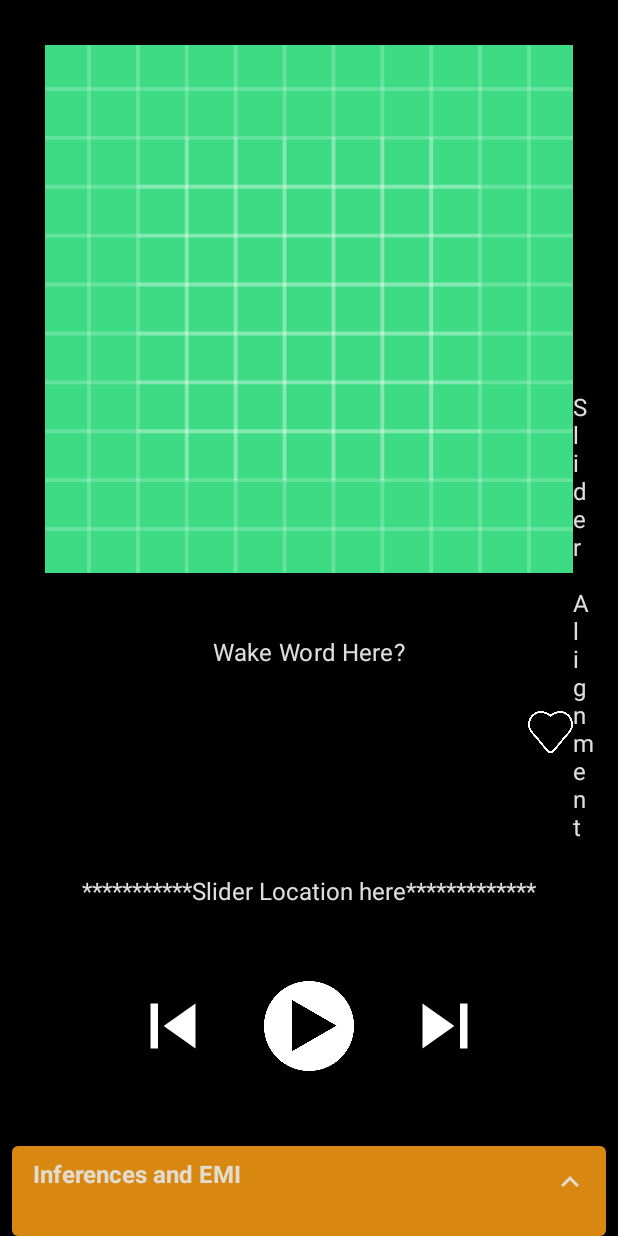
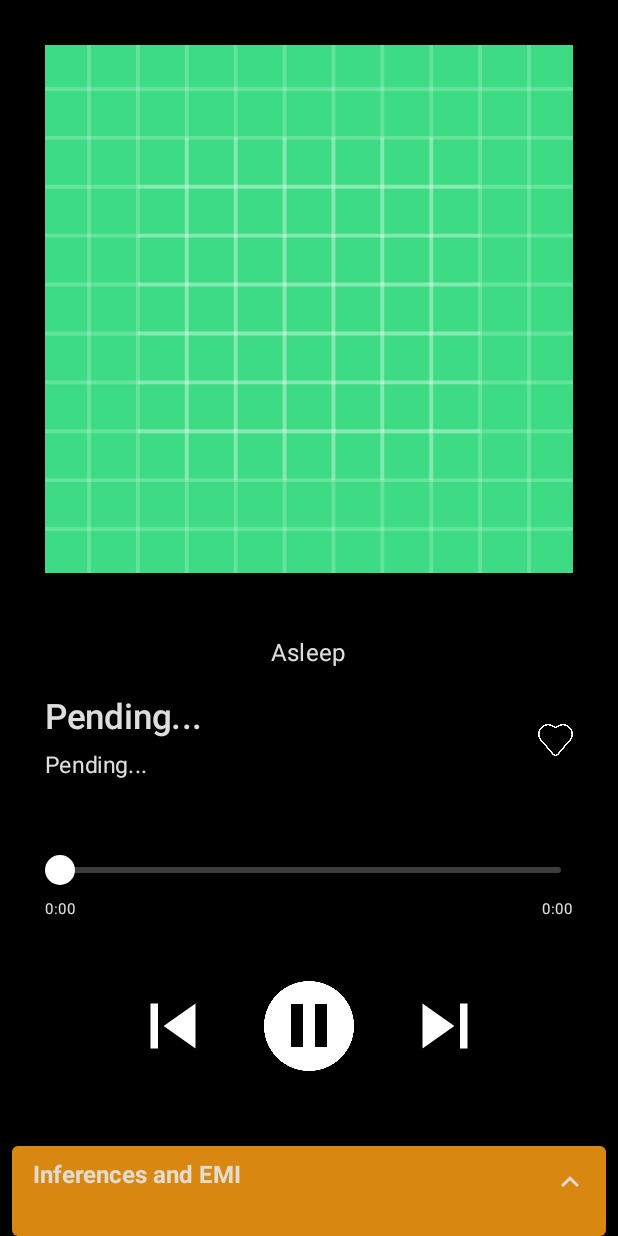
Before and after one commit to pisontechnology/AndroidSpotifyDemo, an Android app built with Jetpack Compose: the screen it shows after launch (MainActivity), on a phone screen of 412 x 824 dp. Run offline under Robolectric (Android 15) with nearby library versions, the light colour scheme and no system bars; libraries missing offline, so code that uses them is left out: com.badoo.reaktive, com.pison.core, com.spotify.android, com.spotify.protocol; pictures from the network do not load; 5 statements that could not run were skipped.

Commit message:
Backing up current UI progress

```diff
--- a/SpotifyVulcanControl/app/build.gradle
+++ b/SpotifyVulcanControl/app/build.gradle
@@ -82,6 +82,7 @@ dependencies {
     implementation 'com.google.guava:listenablefuture:9999.0-empty-to-avoid-conflict-with-guava' // this need to stop some duplacate problem
     implementation files('libs/spotify-app-remote-release-0.7.2.aar')
     implementation 'com.spotify.android:auth:1.2.5' // Maven dependency
+    implementation "com.badoo.reaktive:reaktive-testing:1.2.0"
     testImplementation 'junit:junit:4.13.2'
     androidTestImplementation 'androidx.test.ext:junit:1.1.3'
     androidTestImplementation 'androidx.test.espresso:espresso-core:3.4.0'
--- a/SpotifyVulcanControl/app/src/main/java/com/example/spotifyvulcancontrol/Application.kt
+++ b/SpotifyVulcanControl/app/src/main/java/com/example/spotifyvulcancontrol/Application.kt
@@ -10,6 +10,8 @@ class Application : Application() {
     companion object {
         lateinit var sdk: PisonRemoteServer
         lateinit var spotifyAppRemote: SpotifyAppRemote
+        var isLiked = false
+        var wakeword = false
     }
 
     override fun onCreate() {
--- a/SpotifyVulcanControl/app/src/main/java/com/example/spotifyvulcancontrol/DeviceService.kt
+++ b/SpotifyVulcanControl/app/src/main/java/com/example/spotifyvulcancontrol/DeviceService.kt
@@ -41,10 +41,12 @@ private const val HAPTIC_PULSE = 2
 private const val HAPTIC_BURST = 3
 private const val HAPTIC_OFF = 0
 
+// Make a sound when it unlocks
 private const val DURATION_MS_DEFAULT = 245
-private const val INTENSITY_UnlockLock = 100
-private const val INTENSITY_BASIC = 70
-private const val NUMBER_DEFAULT_UnlockLock = 2
+private const val INTENSITY_UnlockLock = 100 // Change over time first is heavy then medium then light
+private const val INTENSITY_BASIC = 60
+private const val NUMBER_DEFAULT_Unlock = 2
+private const val NUMBER_DEFAULT_Lock = 3
 private const val NUMBER_DEFAULT_BASIC = 1
 
 private const val INCREASE_DELAY = 100
@@ -76,7 +78,7 @@ class DeviceService: Service(){
     val errorReceived: LiveData<Throwable>
         get() = _errorReceived
 
-    private var wakeword = false
+    //private var wakeword = false
     private var isPlaying = false
     private var isUpward = false
     private var isDownward = false
@@ -228,15 +230,15 @@ class DeviceService: Service(){
                     Log.d(TAG, "$GESTURES_TAG $gesture")
                     //print(gesture)
                     if (gesture == "SHAKE_N_INEH"){
-                        wakeword = !wakeword
-                        if(wakeword){
+                        Application.wakeword = !Application.wakeword
+                        if(Application.wakeword){
                             println("WOKE UP")
                             debounce = true
                             sendHaptic(
                                 HAPTIC_BURST,
                                 DURATION_MS_DEFAULT,
                                 INTENSITY_UnlockLock,
-                                NUMBER_DEFAULT_UnlockLock
+                                NUMBER_DEFAULT_Unlock
                             )
                         }else{
                             println("NAP TIME")
@@ -246,11 +248,11 @@ class DeviceService: Service(){
                                 HAPTIC_BURST,
                                 DURATION_MS_DEFAULT,
                                 INTENSITY_UnlockLock,
-                                NUMBER_DEFAULT_UnlockLock
+                                NUMBER_DEFAULT_Lock
                             )
                         }
                     }
-                    if (wakeword) {
+                    if (Application.wakeword) {
                         if(gesture == "DEBOUNCE_LDA_INEH"){
                             isIndexed = true // trigger user is Indexing at the moment
                         }
@@ -260,7 +262,7 @@ class DeviceService: Service(){
                             isIndexed = false
                             debounce = true
                             println("Liked Song")
-
+                            Application.isLiked = true
                             // Adding song to liked songs
                             Application.spotifyAppRemote.playerApi.playerState.setResultCallback {
                                 if(it.track.name != null){
@@ -280,7 +282,7 @@ class DeviceService: Service(){
                             isIndexed = false
                             debounce = true
                             println("Unliked Song")
-
+                            Application.isLiked = false
                             // removing song from liked songs
                             Application.spotifyAppRemote.playerApi.playerState.setResultCallback {
                                 if(it.track.name != null){
@@ -301,6 +303,12 @@ class DeviceService: Service(){
                             debounce = true
                             println("Play Next Song")
                             Application.spotifyAppRemote.playerApi.skipNext()
+                            sendHaptic(
+                                HAPTIC_BURST,
+                                DURATION_MS_DEFAULT,
+                                INTENSITY_BASIC,
+                                NUMBER_DEFAULT_BASIC
+                            )
                         }
                         else if(gesture == "INEH_SWIPE_LEFT"){
                             // skip to previous song
@@ -308,6 +316,12 @@ class DeviceService: Service(){
                             debounce = true
                             println("Play Prev Song")
                             Application.spotifyAppRemote.playerApi.skipPrevious()
+                            sendHaptic(
+                                HAPTIC_BURST,
+                                DURATION_MS_DEFAULT,
+                                INTENSITY_BASIC,
+                                NUMBER_DEFAULT_BASIC
+                            )
                         }
                         else if(gesture == "INEH_SWIPE_UP"){
                             // Swipe up will increase volume set amount
@@ -315,6 +329,12 @@ class DeviceService: Service(){
                             swipedUp = true // trigger hold functionality
                             println("Increase Volume")
                             audioManager.adjustVolume(AudioManager.ADJUST_RAISE, AudioManager.FLAG_PLAY_SOUND)
+                            sendHaptic(
+                                HAPTIC_BURST,
+                                DURATION_MS_DEFAULT,
+                                INTENSITY_BASIC,
+                                NUMBER_DEFAULT_BASIC
+                            )
                         }
                         else if(gesture == "INEH_SWIPE_DOWN"){
                             // Swipe down will decrease volume set amount
@@ -322,6 +342,12 @@ class DeviceService: Service(){
                             swipedDown = true // trigger hold functionality
                             println("Decrease Volume")
                             audioManager.adjustVolume(AudioManager.ADJUST_LOWER, AudioManager.FLAG_SHOW_UI)
+                            sendHaptic(
+                                HAPTIC_BURST,
+                                DURATION_MS_DEFAULT,
+                                INTENSITY_BASIC,
+                                NUMBER_DEFAULT_BASIC
+                            )
                         }
                         /*else if(gesture == "DEBOUNCE_LDA_FHEH"){
                             isIndexed = false
@@ -389,6 +415,7 @@ class DeviceService: Service(){
                             swipedDown = false
                             swipedUp = false
                         }
+                        //MainActivity().updateUI()
                     }
                 },
                 onError = { throwable ->
--- a/SpotifyVulcanControl/app/src/main/java/com/example/spotifyvulcancontrol/MainActivity.kt
+++ b/SpotifyVulcanControl/app/src/main/java/com/example/spotifyvulcancontrol/MainActivity.kt
@@ -5,7 +5,9 @@ import android.content.Context
 import android.content.Intent
 import android.content.ServiceConnection
 import android.content.res.Configuration.UI_MODE_NIGHT_YES
+import android.graphics.Bitmap
 import android.media.AudioManager
+import android.media.Image
 import android.os.*
 import android.util.Log
 import androidx.activity.ComponentActivity
@@ -24,12 +26,7 @@ import androidx.compose.material.*
 import androidx.compose.material.icons.Icons.Filled
 import androidx.compose.material.icons.filled.ExpandLess
 import androidx.compose.material.icons.filled.ExpandMore
-import androidx.compose.runtime.Composable
-import androidx.compose.runtime.getValue
-import androidx.compose.runtime.mutableStateOf
-import androidx.compose.runtime.remember
 import androidx.compose.runtime.saveable.rememberSaveable
-import androidx.compose.runtime.setValue
 import androidx.compose.ui.Alignment
 import androidx.compose.ui.Modifier
 import androidx.compose.ui.draw.rotate
@@ -56,13 +53,36 @@ import android.os.Bundle
 import android.os.IBinder
 import android.os.Message
 import android.os.Messenger
+import androidx.compose.runtime.*
+import androidx.compose.ui.graphics.asImageBitmap
+import androidx.core.graphics.createBitmap
+import coil.compose.rememberImagePainter
+import com.pison.core.shared.imu.EulerAngles
 import com.spotify.protocol.types.ImageUri
 import com.spotify.protocol.types.Track
+import io.ktor.http.*
+import java.lang.Byte.decode
+import java.util.*
+import kotlin.math.absoluteValue
+import com.badoo.reaktive.observable.Observable
+import com.badoo.reaktive.observable.observableOfEmpty
+
+val defaultEulers: EulerAngles = object : EulerAngles {
+    override val pitch: Float = 0.0f
+    override val roll: Float = 0.0f
+    override val yaw: Float = 0.0f
+}
 
 private const val PISON_PACKAGE = "com.example.spotifyvulcancontrol"
 private const val PISON_CLASS = "$PISON_PACKAGE.DeviceService"
 
 private var spotifyConnected = false
+
+//var songCoverUri: ImageUri // TODO: Uri not working with current image compose
+var likeSong = false
+//var songLength: Long // TODO: The fuck is Long? (Note: some shit in kotlin)
+var currentLength = 0 // TODO: For some reason this is soooo much more work then it should be
+
 
 class MainActivity : ComponentActivity() {
 
@@ -72,17 +92,11 @@ class MainActivity : ComponentActivity() {
     override fun onCreate(savedInstanceState: Bundle?) {
         super.onCreate(savedInstanceState)
 
-        Handler(Looper.getMainLooper()).post(object: Runnable{
-            override fun run() {
-                setContent {
-                    println("did i get this far????")
-                    SpotifyVulcanControlTheme {
+        setContent(){
+            SpotifyVulcanControlTheme() {
                 MyApp()
             }
         }
-                Handler(Looper.getMainLooper()).postDelayed(this,500)
-            }
-        })
     }
 
     override fun onStart() {
@@ -169,35 +183,68 @@ private fun MyApp() {
 @Composable
 private fun OnboardingScreen(onContinueClicked: () -> Unit) {
 
+    val songName = remember { mutableStateOf("") }
+    val artistName = remember { mutableStateOf("")}
+    val isPlaying = remember { mutableStateOf(false) }
+    val isLiked = remember { mutableStateOf(false) }
+    val songImage = remember { mutableStateOf(createBitmap(1000,1000))}
+    val songMax = remember { mutableStateOf(0f)}
+    val wakewordVal = remember { mutableStateOf(false)}
     val expanded = remember { mutableStateOf(false) }
+    val songPosition = remember { mutableStateOf(0f)}
 
-    val extraPadding = if (expanded.value) 300.dp else 30.dp
+    var positionMin: Long = 0
+    var positionSec: Long = 0
+    var maxMin: Long = 0
+    var maxSec: Long = 0
+    val positionText = remember { mutableStateOf("")}
+    val maxText = remember { mutableStateOf("")}
 
-    var songName = ""
-    var artistName = ""
-    var songCoverUri: ImageUri // TODO: Uri not working with current image compose
-    var likeSong = false
-    var songLength: Long // TODO: The fuck is Long? (Note: some shit in kotlin)
-    var currentLength = 0 // TODO: For some reason this is soooo much more work then it should be
+    val extraPadding by animateDpAsState(
+        if (expanded.value) 50.dp else 30.dp,
+        animationSpec = spring(
+            dampingRatio = Spring.DampingRatioLowBouncy,
+            stiffness = Spring.StiffnessMedium
+        )
+    )
 
-    println("shiiiiiittttttttttt")
+    // FIX LATER
+    // Hacky solution: called way to often (if experiencing lag this is probably why)
+    // updates the current song position variable to keep slider and everything looking nice
+    Handler(Looper.getMainLooper()).post(object: Runnable{
+        override fun run() {
+            if(spotifyConnected){
+                //println("Hack Update Called")
+                wakewordVal.value = Application.wakeword
 
-    /*if(spotifyConnected){
                 spotifyAppRemote.playerApi.playerState.setResultCallback {
-            songName = it.track.name
-            artistName = it.track.artist.name
-            songCoverUri = it.track.imageUri
-            songLength = it.track.duration
+                    songPosition.value = it.playbackPosition.toFloat()
+
+                    println(spotifyAppRemote.userApi.getLibraryState(it.track.uri))
+                }
+            }
+            Handler(Looper.getMainLooper()).postDelayed(this,700)
+        }
+    })
+
+
+    if(spotifyConnected){
+        spotifyAppRemote.playerApi.subscribeToPlayerState().setEventCallback {
+            songName.value = it.track.name
+            artistName.value = it.track.artist.name
+            isPlaying.value = it.isPaused
+            songMax.value = it.track.duration.toFloat()
+            songPosition.value = it.playbackPosition.toFloat()
+
+            spotifyAppRemote.imagesApi.getImage(it.track.imageUri).setResultCallback {
+                songImage.value = it
+            }
         }
     }
     else{
-        songName = "Pending..."
-        artistName = "Pending..."
+        songName.value = "Pending..."
+        artistName.value = "Pending..."
     }
-
-    if(songName == ""){
-        println("shiiiiiittttttttttt")
-    }*/
 
     Surface {
         Column(
@@ -207,11 +254,20 @@ private fun OnboardingScreen(onContinueClicked: () -> Unit) {
             horizontalAlignment = Alignment.CenterHorizontally,
             verticalArrangement = Arrangement.Top
         ) {
+            if(spotifyConnected){
+                Image(
+                    bitmap = songImage.value.asImageBitmap(),
+                    contentDescription = "Test Cover",
+                    modifier = Modifier.fillMaxSize(),
+                    alignment = Alignment.TopCenter)
+            }
+            else{
                 Image(
                     painter = painterResource(id = R.drawable.ic_testalbumcover_background),
                     contentDescription = "Test Cover",
                     modifier = Modifier.fillMaxSize(),
                     alignment = Alignment.TopCenter)
+            }
         }
 
         Column(
@@ -220,11 +276,16 @@ private fun OnboardingScreen(onContinueClicked: () -> Unit) {
             horizontalAlignment = Alignment.CenterHorizontally
         ){
             Text("", modifier = Modifier.padding(14.dp))
-            Text("Wake Word Here?", style = MaterialTheme.typography.subtitle1)
+            if(wakewordVal.value){
+                Text("Awake", style = MaterialTheme.typography.subtitle1)
+            }
+            else{
+                Text("Asleep", style = MaterialTheme.typography.subtitle1)
+            }
         }
 
         // Song section Includes
-        // Song name, artist name, heart img, slider
+        // Song name, artist name, heart img
         Row(
             modifier = Modifier
                 .fillMaxSize()
@@ -234,38 +295,84 @@ private fun OnboardingScreen(onContinueClicked: () -> Unit) {
             Column(
                 horizontalAlignment = Alignment.Start
             ) {
-                Text("", modifier = Modifier.padding(vertical = 60.dp))
-                Text(songName, style = MaterialTheme.typography.h6,
+                Text("", modifier = Modifier.padding(vertical = 65.dp))
+                Text("${songName.value}", style = MaterialTheme.typography.h6,
                                        modifier = Modifier.padding(vertical = 10.dp),
-                                       fontSize = 23.sp
+                                       fontSize = 23.sp,
                 )
-                Text(artistName, style = MaterialTheme.typography.caption, fontSize = 15.sp)
+                Text("${artistName.value}", style = MaterialTheme.typography.caption, fontSize = 15.sp)
             }
             Column(
                 modifier = Modifier.fillMaxWidth(),
                 horizontalAlignment = Alignment.End) {
-                Text("", modifier = Modifier.padding(vertical = 66.dp))
+                Text("", modifier = Modifier.padding(vertical = 71.dp))
+                isLiked.value = Application.isLiked
+                if(isLiked.value){
+                    Image(painter = painterResource(id = R.drawable.heart_full),
+                        contentDescription = null,
+                        modifier = Modifier.size(23.dp)
+                    )
+                }
+                else{
                     Image(painter = painterResource(id = R.drawable.heart_empty),
                         contentDescription = null,
-                    modifier = Modifier.size(30.dp)
+                        modifier = Modifier.size(23.dp)
                     )
                 }
-            Row(
-                horizontalArrangement = Arrangement.Start
+
+            }
+        }
+
+        Column(
+            modifier = Modifier
+                .fillMaxSize()
+                .padding(horizontal = 30.dp, vertical = 220.dp),
+            verticalArrangement = Arrangement.Bottom,
+            horizontalAlignment = Alignment.CenterHorizontally
         ){
-                Text("Slider Alignment")
-            }
+            Slider(
+                value = songPosition.value,
+                onValueChange = { songPosition.value = it},
+                valueRange = 0f..songMax.value,
+                colors = SliderDefaults.colors(
+                    thumbColor = MaterialTheme.colors.onSurface,
+                    activeTrackColor = MaterialTheme.colors.onSurface
+                )
+            )
         }
 
         Row(
             modifier = Modifier
                 .fillMaxSize()
-                .padding(horizontal = 30.dp),
+                .padding(horizontal = 30.dp, vertical = 210.dp),
             verticalAlignment = Alignment.Bottom,
-            horizontalArrangement = Arrangement.Center
+            horizontalArrangement = Arrangement.Start
         ){
-            Text("***********Slider Location here*************",
-                modifier = Modifier.padding(vertical = 220.dp))
+            positionMin = songPosition.value.toLong() / 1000 / 60
+            positionSec = songPosition.value.toLong() / 1000 % 60
+            positionText.value = String.format("%01d:%02d", positionMin, positionSec)
+            Text(
+                "${positionText.value}", // put current time here
+                style = MaterialTheme.typography.caption,
+                fontSize = 10.sp
+            )
+
+        }
+
+        Row(
+            modifier = Modifier
+                .fillMaxSize()
+                .padding(horizontal = 30.dp, vertical = 210.dp),
+            verticalAlignment = Alignment.Bottom,
+            horizontalArrangement = Arrangement.End
+        ){
+            maxMin = songMax.value.toLong() / 1000 / 60
+            maxSec = songMax.value.toLong() / 1000 % 60
+            maxText.value = String.format("%01d:%02d", maxMin, maxSec)
+            Text("${maxText.value}", // put full song duration here
+                style = MaterialTheme.typography.caption,
+                fontSize = 10.sp
+            )
         }
 
         Row(
@@ -279,12 +386,22 @@ private fun OnboardingScreen(onContinueClicked: () -> Unit) {
                     .padding(vertical = 110.dp, horizontal = 15.dp)
                     .size(60.dp)
             )
+            if(isPlaying.value){
                 Image(painter = painterResource(id = R.drawable.play_button),
                     contentDescription = null,
                     modifier = Modifier
                         .padding(vertical = 110.dp, horizontal = 15.dp)
                         .size(60.dp)
                 )
+            }
+            else{
+                Image(painter = painterResource(id = R.drawable.pauce_button),
+                    contentDescription = null,
+                    modifier = Modifier
+                        .padding(vertical = 110.dp, horizontal = 15.dp)
+                        .size(60.dp)
+                )
+            }
             Image(painter = painterResource(id = R.drawable.ic_skip),
                 contentDescription = null,
                 modifier = Modifier
@@ -292,7 +409,6 @@ private fun OnboardingScreen(onContinueClicked: () -> Unit) {
                     .size(60.dp)
             )
         }
-
 
         // EMI Inferences stuff here *****
 
@@ -366,6 +482,7 @@ private fun Greetings(names: List<String> = List(1000) { "$it" } ) {
 
 @Composable
 private fun RealTimePortrait(
+    eulerStream: Observable<EulerAngles> = observableOfEmpty()
     /*eulerStream: Observable<EulerAngles>,
     waveProcessor: WaveProcessor,
     ldaOutput: Observable<LdaVerdict>,
@@ -386,14 +503,14 @@ private fun RealTimePortrait(
         Box(modifier = Modifier
             .weight(0.8f)
             .padding(bottom = 20.dp)) {
-            EulersDisplay()//eulerStream = eulerStream, sqiOutput = sqiOutput)
+            EulersDisplay(eulerStream = eulerStream)//, sqiOutput = sqiOutput)
         }
     }
 }
 
 @Composable
 private fun EulersDisplay(
-    //eulerStream: Observable<EulerAngles>,
+    eulerStream: Observable<EulerAngles>,
     //sqiOutput: Observable<SqiErrorVerdict>
 ){
     Column(
@@ -424,52 +541,11 @@ private fun EulersDisplay(
         }
 
         //val eulers by eulerStream.subscribeAsState(initial = defaultEulers)
-        //val sqi by sqiOutput.subscribeAsState(initial = SqiErrorVerdict(listOf("[No Verdict]")))
         Row(
             Modifier
                 .weight(1f)
                 .fillMaxWidth(), horizontalArrangement = Arrangement.SpaceEvenly
         ) {
-            /*Column(
-                Modifier
-                    .weight(1f)
-                    .fillMaxWidth()) {
-                Text(
-                    text = "EEMI",
-                    color = Color.DarkGray,//if (sqi.values.contains("High EMI")) MaterialTheme.colors.primary else Color.DarkGray,
-                    fontSize = 24.sp,
-                    modifier = Modifier
-                        .padding(top = 30.dp, start = 30.dp)
-                )
-                Text(
-                    text = "ENAC",
-                    color = Color.DarkGray,//if (sqi.values.contains("Not a class")) MaterialTheme.colors.primary else Color.DarkGray,
-                    fontSize = 24.sp,
-                    modifier = Modifier
-                        .padding(top = 30.dp, start = 30.dp)
-                )
-                Text(
-                    text = "ENOISE",
-                    color = Color.DarkGray,//if (sqi.values.contains("High noise")) MaterialTheme.colors.primary else Color.DarkGray,
-                    fontSize = 24.sp,
-                    modifier = Modifier
-                        .padding(top = 30.dp, start = 30.dp)
-                )
-                Text(
-                    text = "EBLE",
-                    color = Color.DarkGray,//if (sqi.values.contains("BLE packet drop rate")) MaterialTheme.colors.primary else Color.DarkGray,
-                    fontSize = 24.sp,
-                    modifier = Modifier
-                        .padding(top = 30.dp, start = 30.dp)
-                )
-                Text(
-                    text = "ELOSNR",
-                    color = Color.DarkGray,//if (sqi.values.contains("Low SNR")) MaterialTheme.colors.primary else Color.DarkGray,
-                    fontSize = 24.sp,
-                    modifier = Modifier
-                        .padding(top = 30.dp, start = 30.dp)
-                )
-            }*/
             Column(
                 Modifier
                     .padding(start = 50.dp)
@@ -615,41 +691,6 @@ private fun CardContent(name: String) {
     }
 }
 
-// Preview for EMI stuff
-/*
-@Preview(showBackground = true, widthDp = 320)
-@Composable
-fun DefaultPreview() {
-    SpotifyVulcanControlTheme {
-        RealTimePortrait()//eulerStream, waveProcessor, ldaOutput, eventOutput, swipeOutput, sqiOutput, rssiOutput)
-    }
-}*/
-
-/* For later
-class RealTimeVizViewModelAdapter(delegate: RealTimeVizViewModel) :
-    AndroidViewModelAdapter<RealTimeVizViewModel>(delegate)
-
-class RealTimeVizActivity : BaseActivity<RealTimeVizViewModel, RealTimeVizViewModelAdapter>() {
-    override val viewModelAdapterClass: Class<out RealTimeVizViewModelAdapter> =
-        RealTimeVizViewModelAdapter::class.java
-
-    override fun onCreate(savedInstanceState: Bundle?) {
-        super.onCreate(savedInstanceState)
-        setContent {
-            RealTimeVizView(
-                viewModel.eulerAngles,
-                viewModel.waveProcessor,
-                viewModel.ldaOutput,
-                viewModel.eventOutput,
-                viewModel.swipeOutput,
-                viewModel.sqiOutput,
-                viewModel.signalRssiOutput
-            )
-        }
-    }
-}
- */
-
 @Preview
 @Preview(device = Devices.AUTOMOTIVE_1024p, widthDp = 740, heightDp = 360)
 @Composable
```
Lines whose indentation alone changed are shown as unchanged.
